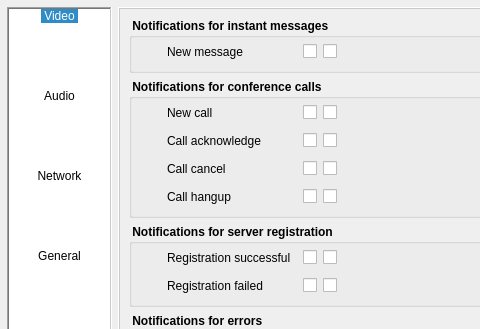
Qt form Homer/forms/Dialogs/ConfigurationDialog.ui (Homer-Conferencing/Homer-Conferencing) before a commit; both pictures show x 0 to 480 and y 0 to 329 of the 667 by 501 pixel window.
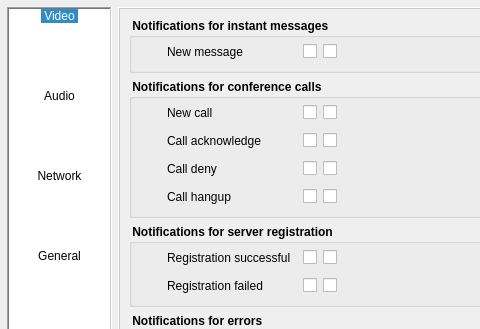
The same form after that commit. The open tabs and pages were chosen to show the change. Icons and pictures are not drawn.

```diff
--- a/Homer/forms/Dialogs/ConfigurationDialog.ui
+++ b/Homer/forms/Dialogs/ConfigurationDialog.ui
@@ -3473,7 +3473,7 @@
                  </font>
                 </property>
                 <property name="text">
-                 <string>Call cancel</string>
+                 <string>Call deny</string>
                 </property>
                 <property name="alignment">
                  <set>Qt::AlignLeading|Qt::AlignLeft|Qt::AlignVCenter</set>
```
Left out of the diff: 184 changed lines with no effect on the pictures.
